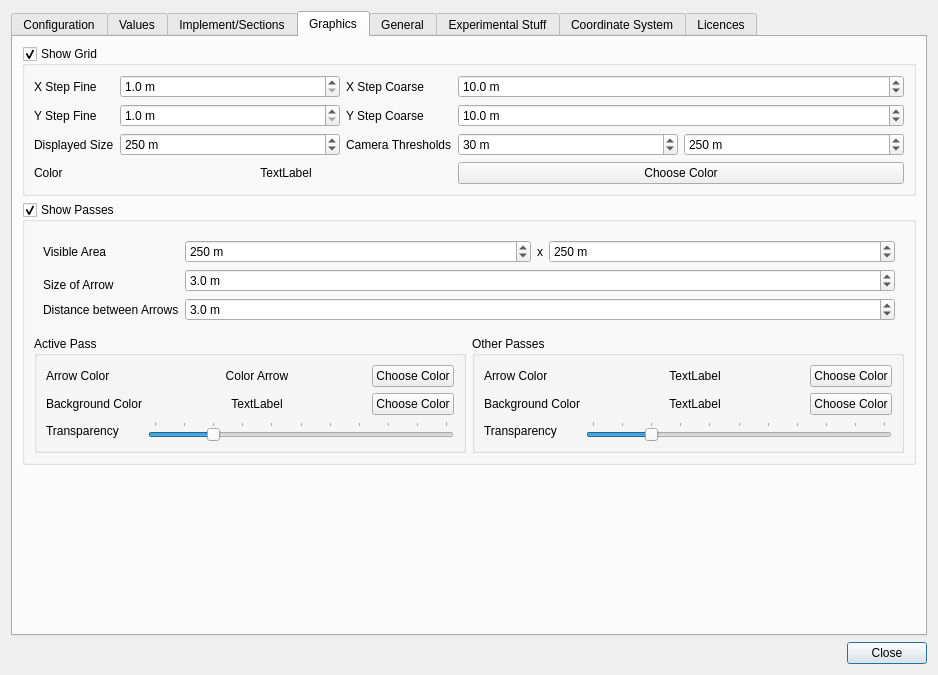
Qt form src/gui/SettingsDialog.ui (eringerli/QtOpenGuidance) before a commit.
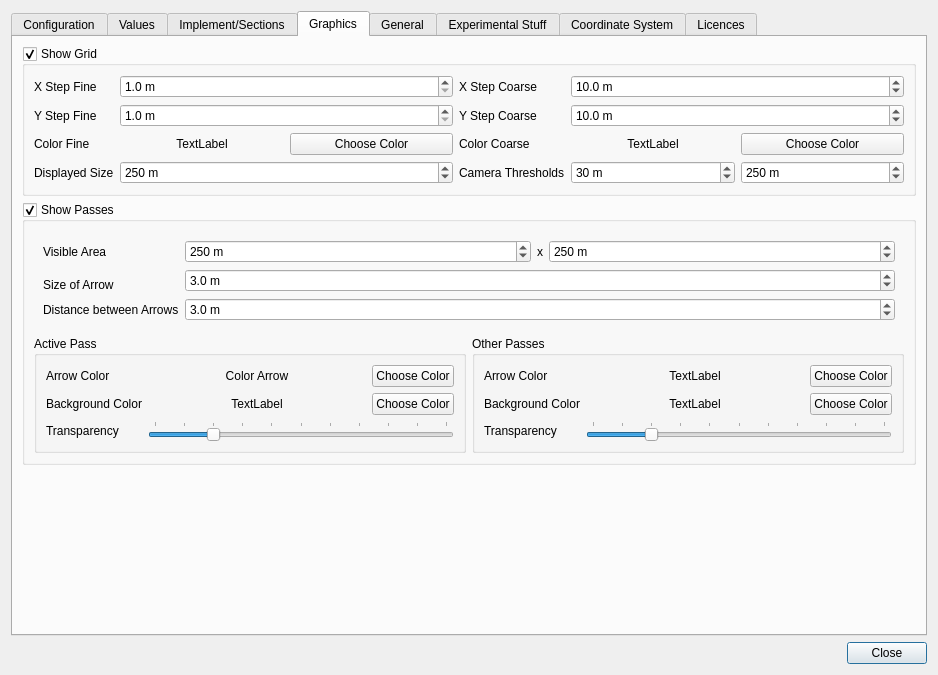
The same form after that commit. The open tabs and pages were chosen to show the change. Icons and pictures are not drawn. Custom widgets are drawn as their Qt base class.

Commit message: Choosable Color for the coarse grid too, sane defaults

What changed in the file:
```diff
--- a/src/gui/SettingsDialog.ui
+++ b/src/gui/SettingsDialog.ui
@@ -615,106 +615,6 @@
             <bool>true</bool>
            </property>
            <layout class="QGridLayout" name="gridLayout_6">
-            <item row="1" column="1">
-             <widget class="QDoubleSpinBox" name="dsbGridYStep">
-              <property name="sizePolicy">
-               <sizepolicy hsizetype="Expanding" vsizetype="Fixed">
-                <horstretch>0</horstretch>
-                <verstretch>0</verstretch>
-               </sizepolicy>
-              </property>
-              <property name="focusPolicy">
-               <enum>Qt::WheelFocus</enum>
-              </property>
-              <property name="suffix">
-               <string notr="true"> m</string>
-              </property>
-              <property name="decimals">
-               <number>1</number>
-              </property>
-              <property name="minimum">
-               <double>1.000000000000000</double>
-              </property>
-              <property name="maximum">
-               <double>100.000000000000000</double>
-              </property>
-              <property name="value">
-               <double>1.000000000000000</double>
-              </property>
-             </widget>
-            </item>
-            <item row="0" column="1">
-             <widget class="QDoubleSpinBox" name="dsbGridXStep">
-              <property name="sizePolicy">
-               <sizepolicy hsizetype="Expanding" vsizetype="Fixed">
-                <horstretch>2</horstretch>
-                <verstretch>0</verstretch>
-               </sizepolicy>
-              </property>
-              <property name="focusPolicy">
-               <enum>Qt::WheelFocus</enum>
-              </property>
-              <property name="suffix">
-               <string notr="true"> m</string>
-              </property>
-              <property name="decimals">
-               <number>1</number>
-              </property>
-              <property name="minimum">
-               <double>1.000000000000000</double>
-              </property>
-              <property name="maximum">
-               <double>100.000000000000000</double>
-              </property>
-              <property name="stepType">
-               <enum>QAbstractSpinBox::DefaultStepType</enum>
-              </property>
-              <property name="value">
-               <double>1.000000000000000</double>
-              </property>
-             </widget>
-            </item>
-            <item row="3" column="1">
-             <widget class="QDoubleSpinBox" name="dsbGridSize">
-              <property name="sizePolicy">
-               <sizepolicy hsizetype="Expanding" vsizetype="Fixed">
-                <horstretch>0</horstretch>
-                <verstretch>0</verstretch>
-               </sizepolicy>
-              </property>
-              <property name="focusPolicy">
-               <enum>Qt::WheelFocus</enum>
-              </property>
-              <property name="suffix">
-               <string notr="true"> m</string>
-              </property>
-              <property name="decimals">
-               <number>0</number>
-              </property>
-              <property name="minimum">
-               <double>50.000000000000000</double>
-              </property>
-              <property name="maximum">
-               <double>1000.000000000000000</double>
-              </property>
-              <property name="singleStep">
-               <double>10.000000000000000</double>
-              </property>
-              <property name="value">
-               <double>250.000000000000000</double>
-              </property>
-             </widget>
-            </item>
-            <item row="4" column="0">
-             <widget class="QLabel" name="label_5">
-              <property name="focusPolicy">
-               <enum>Qt::NoFocus</enum>
-              </property>
-              <property name="text">
-               <string>Color</string>
-              </property>
-             </widget>
-            </item>
             <item row="0" column="0">
              <widget class="QLabel" name="label_2">
               <property name="sizePolicy">
@@ -731,10 +631,10 @@
               </property>
              </widget>
             </item>
-            <item row="4" column="1" colspan="2">
-             <widget class="QLabel" name="lbColor">
+            <item row="0" column="3">
+             <widget class="QLabel" name="label_19">
               <property name="sizePolicy">
-               <sizepolicy hsizetype="Expanding" vsizetype="Preferred">
+               <sizepolicy hsizetype="Preferred" vsizetype="Preferred">
                 <horstretch>0</horstretch>
                 <verstretch>0</verstretch>
                </sizepolicy>
@@ -743,20 +643,38 @@
                <enum>Qt::NoFocus</enum>
               </property>
               <property name="text">
-               <string>TextLabel</string>
-              </property>
-              <property name="alignment">
-               <set>Qt::AlignCenter</set>
+               <string>X Step Coarse</string>
               </property>
              </widget>
             </item>
-            <item row="3" column="0">
-             <widget class="QLabel" name="label_4">
+            <item row="0" column="4" colspan="2">
+             <widget class="QDoubleSpinBox" name="dsbGridXStepCoarse">
+              <property name="sizePolicy">
+               <sizepolicy hsizetype="Preferred" vsizetype="Fixed">
+                <horstretch>2</horstretch>
+                <verstretch>0</verstretch>
+               </sizepolicy>
+              </property>
               <property name="focusPolicy">
                <enum>Qt::NoFocus</enum>
               </property>
-              <property name="text">
-               <string>Displayed Size</string>
+              <property name="suffix">
+               <string notr="true"> m</string>
+              </property>
+              <property name="decimals">
+               <number>1</number>
+              </property>
+              <property name="minimum">
+               <double>1.000000000000000</double>
+              </property>
+              <property name="maximum">
+               <double>100.000000000000000</double>
+              </property>
+              <property name="stepType">
+               <enum>QAbstractSpinBox::DefaultStepType</enum>
+              </property>
+              <property name="value">
+               <double>10.000000000000000</double>
               </property>
              </widget>
             </item>
@@ -770,8 +688,18 @@
               </property>
              </widget>
             </item>
-            <item row="3" column="4">
-             <widget class="QDoubleSpinBox" name="dsbGridCameraThresholdCoarse">
+            <item row="1" column="3">
+             <widget class="QLabel" name="label_20">
+              <property name="focusPolicy">
+               <enum>Qt::NoFocus</enum>
+              </property>
+              <property name="text">
+               <string>Y Step Coarse</string>
+              </property>
+             </widget>
+            </item>
+            <item row="1" column="4" colspan="2">
+             <widget class="QDoubleSpinBox" name="dsbGridYStepCoarse">
               <property name="sizePolicy">
                <sizepolicy hsizetype="Preferred" vsizetype="Fixed">
                 <horstretch>0</horstretch>
@@ -785,23 +713,49 @@
                <string notr="true"> m</string>
               </property>
               <property name="decimals">
-               <number>0</number>
+               <number>1</number>
               </property>
               <property name="minimum">
-               <double>10.000000000000000</double>
-              </property>
-              <property name="maximum">
-               <double>1000.000000000000000</double>
-              </property>
-              <property name="singleStep">
                <double>1.000000000000000</double>
               </property>
+              <property name="maximum">
+               <double>100.000000000000000</double>
+              </property>
               <property name="value">
-               <double>250.000000000000000</double>
+               <double>10.000000000000000</double>
               </property>
              </widget>
             </item>
-            <item row="4" column="3" colspan="2">
+            <item row="2" column="0">
+             <widget class="QLabel" name="label_5">
+              <property name="focusPolicy">
+               <enum>Qt::NoFocus</enum>
+              </property>
+              <property name="text">
+               <string>Color Fine</string>
+              </property>
+             </widget>
+            </item>
+            <item row="2" column="1">
+             <widget class="QLabel" name="lbColor">
+              <property name="sizePolicy">
+               <sizepolicy hsizetype="Expanding" vsizetype="Preferred">
+                <horstretch>0</horstretch>
+                <verstretch>0</verstretch>
+               </sizepolicy>
+              </property>
+              <property name="focusPolicy">
+               <enum>Qt::NoFocus</enum>
+              </property>
+              <property name="text">
+               <string>TextLabel</string>
+              </property>
+              <property name="alignment">
+               <set>Qt::AlignCenter</set>
+              </property>
+             </widget>
+            </item>
+            <item row="2" column="2">
              <widget class="QPushButton" name="pbColor">
               <property name="sizePolicy">
                <sizepolicy hsizetype="Preferred" vsizetype="Fixed">
@@ -817,10 +771,20 @@
               </property>
              </widget>
             </item>
-            <item row="0" column="2">
-             <widget class="QLabel" name="label_19">
+            <item row="2" column="3">
+             <widget class="QLabel" name="label_22">
+              <property name="focusPolicy">
+               <enum>Qt::NoFocus</enum>
+              </property>
+              <property name="text">
+               <string>Color Coarse</string>
+              </property>
+             </widget>
+            </item>
+            <item row="2" column="4">
+             <widget class="QLabel" name="lbColorCoarse">
               <property name="sizePolicy">
-               <sizepolicy hsizetype="Preferred" vsizetype="Preferred">
+               <sizepolicy hsizetype="Expanding" vsizetype="Preferred">
                 <horstretch>0</horstretch>
                 <verstretch>0</verstretch>
                </sizepolicy>
@@ -829,11 +793,40 @@
                <enum>Qt::NoFocus</enum>
               </property>
               <property name="text">
-               <string>X Step Coarse</string>
+               <string>TextLabel</string>
               </property>
+              <property name="alignment">
+               <set>Qt::AlignCenter</set>
+              </property>
              </widget>
             </item>
-            <item row="3" column="2">
+            <item row="2" column="5">
+             <widget class="QPushButton" name="pbColorCoarse">
+              <property name="sizePolicy">
+               <sizepolicy hsizetype="Preferred" vsizetype="Fixed">
+                <horstretch>0</horstretch>
+                <verstretch>0</verstretch>
+               </sizepolicy>
+              </property>
+              <property name="focusPolicy">
+               <enum>Qt::NoFocus</enum>
+              </property>
+              <property name="text">
+               <string>Choose Color</string>
+              </property>
+             </widget>
+            </item>
+            <item row="3" column="0">
+             <widget class="QLabel" name="label_4">
+              <property name="focusPolicy">
+               <enum>Qt::NoFocus</enum>
+              </property>
+              <property name="text">
+               <string>Displayed Size</string>
+              </property>
+             </widget>
+            </item>
+            <item row="3" column="3">
              <widget class="QLabel" name="label_21">
               <property name="focusPolicy">
                <enum>Qt::NoFocus</enum>
@@ -843,7 +836,7 @@
               </property>
              </widget>
             </item>
-            <item row="3" column="3">
+            <item row="3" column="4">
              <widget class="QDoubleSpinBox" name="dsbGridCameraThreshold">
               <property name="sizePolicy">
                <sizepolicy hsizetype="Preferred" vsizetype="Fixed">
@@ -874,20 +867,69 @@
               </property>
              </widget>
             </item>
-            <item row="1" column="2">
-             <widget class="QLabel" name="label_20">
-              <property name="focusPolicy">
-               <enum>Qt::NoFocus</enum>
-              </property>
-              <property name="text">
-               <string>Y Step Coarse</string>
-              </property>
-             </widget>
-            </item>
-            <item row="0" column="3" colspan="2">
-             <widget class="QDoubleSpinBox" name="dsbGridXStepCoarse">
+            <item row="3" column="5">
+             <widget class="QDoubleSpinBox" name="dsbGridCameraThresholdCoarse">
               <property name="sizePolicy">
                <sizepolicy hsizetype="Preferred" vsizetype="Fixed">
+                <horstretch>0</horstretch>
+                <verstretch>0</verstretch>
+               </sizepolicy>
+              </property>
+              <property name="focusPolicy">
+               <enum>Qt::WheelFocus</enum>
+              </property>
+              <property name="suffix">
+               <string notr="true"> m</string>
+              </property>
+              <property name="decimals">
+               <number>0</number>
+              </property>
+              <property name="minimum">
+               <double>10.000000000000000</double>
+              </property>
+              <property name="maximum">
+               <double>1000.000000000000000</double>
+              </property>
+              <property name="singleStep">
+               <double>1.000000000000000</double>
+              </property>
+              <property name="value">
+               <double>250.000000000000000</double>
+              </property>
+             </widget>
+            </item>
+            <item row="1" column="1" colspan="2">
+             <widget class="QDoubleSpinBox" name="dsbGridYStep">
+              <property name="sizePolicy">
+               <sizepolicy hsizetype="Expanding" vsizetype="Fixed">
+                <horstretch>0</horstretch>
+                <verstretch>0</verstretch>
+               </sizepolicy>
+              </property>
+              <property name="focusPolicy">
+               <enum>Qt::WheelFocus</enum>
+              </property>
+              <property name="suffix">
+               <string notr="true"> m</string>
+              </property>
+              <property name="decimals">
+               <number>1</number>
+              </property>
+              <property name="minimum">
+               <double>1.000000000000000</double>
+              </property>
+              <property name="maximum">
+               <double>100.000000000000000</double>
+              </property>
+              <property name="value">
+               <double>1.000000000000000</double>
+              </property>
+             </widget>
+            </item>
+            <item row="0" column="1" colspan="2">
+             <widget class="QDoubleSpinBox" name="dsbGridXStep">
+              <property name="sizePolicy">
+               <sizepolicy hsizetype="Expanding" vsizetype="Fixed">
                 <horstretch>2</horstretch>
                 <verstretch>0</verstretch>
                </sizepolicy>
@@ -911,14 +953,14 @@
                <enum>QAbstractSpinBox::DefaultStepType</enum>
               </property>
               <property name="value">
-               <double>10.000000000000000</double>
+               <double>1.000000000000000</double>
               </property>
              </widget>
             </item>
-            <item row="1" column="3" colspan="2">
-             <widget class="QDoubleSpinBox" name="dsbGridYStepCoarse">
+            <item row="3" column="1" colspan="2">
+             <widget class="QDoubleSpinBox" name="dsbGridSize">
               <property name="sizePolicy">
-               <sizepolicy hsizetype="Preferred" vsizetype="Fixed">
+               <sizepolicy hsizetype="Expanding" vsizetype="Fixed">
                 <horstretch>0</horstretch>
                 <verstretch>0</verstretch>
                </sizepolicy>
@@ -930,16 +972,19 @@
                <string notr="true"> m</string>
               </property>
               <property name="decimals">
-               <number>1</number>
+               <number>0</number>
               </property>
               <property name="minimum">
-               <double>1.000000000000000</double>
+               <double>50.000000000000000</double>
               </property>
               <property name="maximum">
-               <double>100.000000000000000</double>
+               <double>1000.000000000000000</double>
+              </property>
+              <property name="singleStep">
+               <double>10.000000000000000</double>
               </property>
               <property name="value">
-               <double>10.000000000000000</double>
+               <double>250.000000000000000</double>
               </property>
              </widget>
             </item>
```
Left out of the diff: 2 changed lines with no effect on the pictures. The commit also changes 4 other files.
